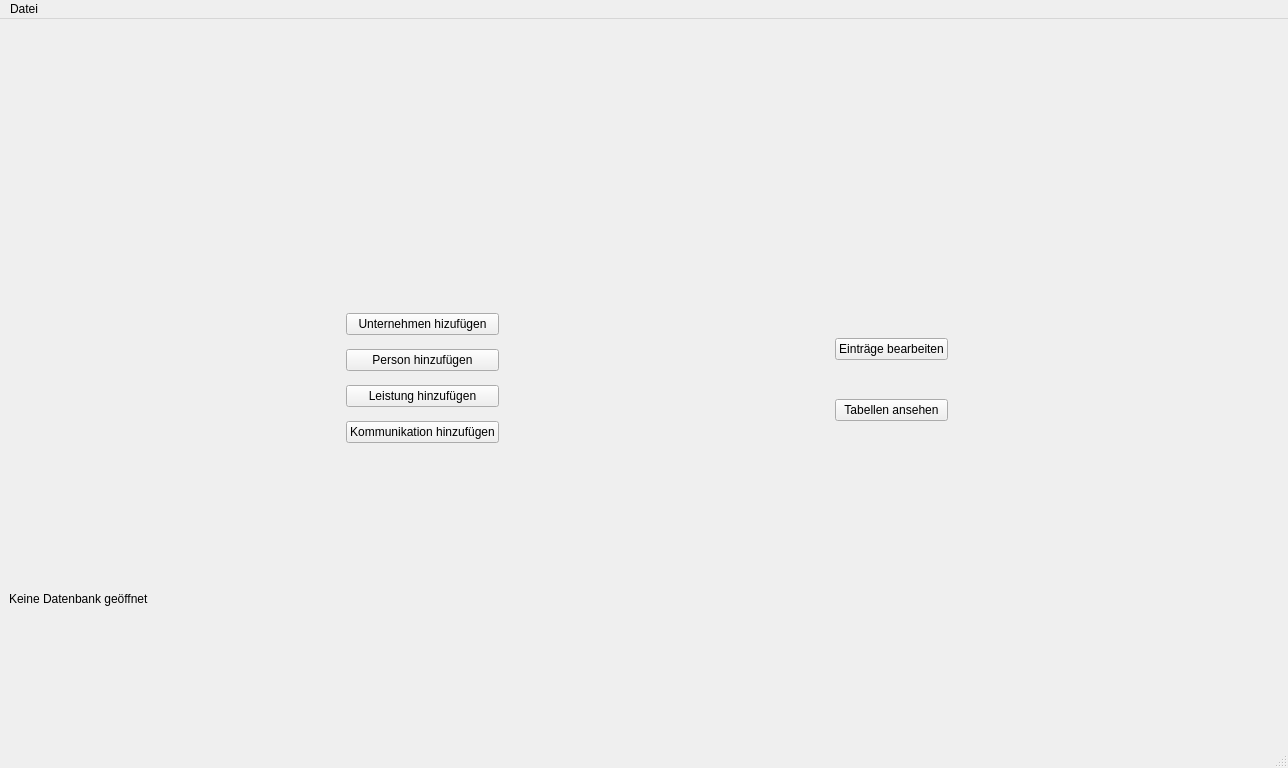
green-lion-racing/glr-database, file mainwindow.ui: the form before one commit.
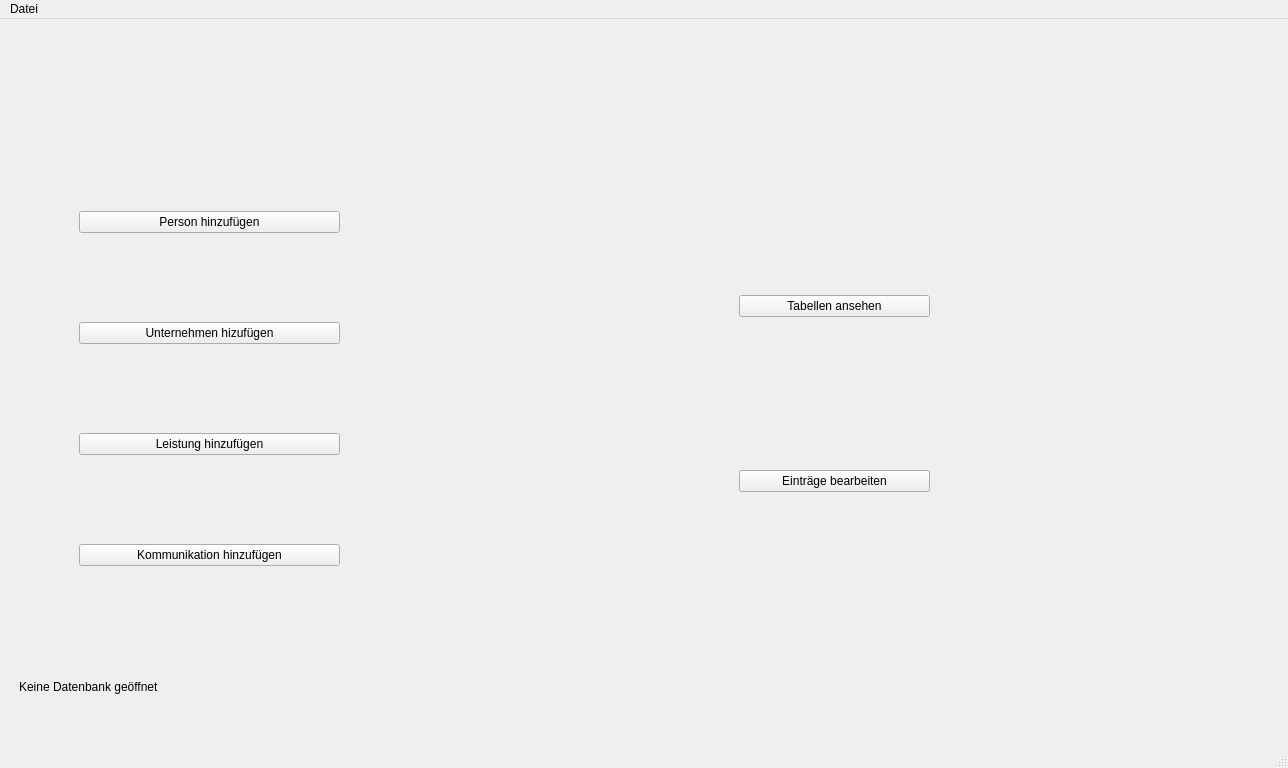
The form after the commit.

```diff
--- a/mainwindow.ui
+++ b/mainwindow.ui
@@ -14,129 +14,153 @@
    <string>MainWindow</string>
   </property>
   <widget class="QWidget" name="centralwidget">
-   <layout class="QGridLayout" name="gridLayout_2">
-    <item row="1" column="4">
-     <spacer name="horizontalSpacer_3">
-      <property name="orientation">
-       <enum>Qt::Horizontal</enum>
+   <layout class="QHBoxLayout" name="horizontalLayout">
+    <item>
+     <widget class="QStackedWidget" name="stackedWidget">
+      <property name="currentIndex">
+       <number>0</number>
       </property>
-      <property name="sizeHint" stdset="0">
-       <size>
-        <width>260</width>
-        <height>149</height>
-       </size>
-      </property>
-     </spacer>
-    </item>
-    <item row="3" column="0">
-     <widget class="QLabel" name="l_db_status">
-      <property name="text">
-       <string>Keine Datenbank geöffnet</string>
-      </property>
+      <widget class="QWidget" name="page_5">
+       <widget class="QWidget" name="verticalLayoutWidget">
+        <property name="geometry">
+         <rect>
+          <x>70</x>
+          <y>100</y>
+          <width>261</width>
+          <height>521</height>
+         </rect>
+        </property>
+        <layout class="QVBoxLayout" name="verticalLayout">
+         <item>
+          <widget class="QPushButton" name="pb_createPerson">
+           <property name="minimumSize">
+            <size>
+             <width>0</width>
+             <height>0</height>
+            </size>
+           </property>
+           <property name="text">
+            <string>Person hinzufügen</string>
+           </property>
+          </widget>
+         </item>
+         <item>
+          <widget class="QPushButton" name="pb_createCompany">
+           <property name="minimumSize">
+            <size>
+             <width>0</width>
+             <height>0</height>
+            </size>
+           </property>
+           <property name="baseSize">
+            <size>
+             <width>0</width>
+             <height>0</height>
+            </size>
+           </property>
+           <property name="text">
+            <string>Unternehmen hizufügen</string>
+           </property>
+           <property name="autoDefault">
+            <bool>false</bool>
+           </property>
+           <property name="default">
+            <bool>false</bool>
+           </property>
+           <property name="flat">
+            <bool>false</bool>
+           </property>
+          </widget>
+         </item>
+         <item>
+          <widget class="QPushButton" name="pb_createActivity">
+           <property name="text">
+            <string>Leistung hinzufügen</string>
+           </property>
+          </widget>
+         </item>
+         <item>
+          <widget class="QPushButton" name="pb_createCommunication">
+           <property name="text">
+            <string>Kommunikation hinzufügen</string>
+           </property>
+          </widget>
+         </item>
+        </layout>
+       </widget>
+       <widget class="QWidget" name="verticalLayoutWidget_2">
+        <property name="geometry">
+         <rect>
+          <x>730</x>
+          <y>120</y>
+          <width>191</width>
+          <height>491</height>
+         </rect>
+        </property>
+        <layout class="QVBoxLayout" name="verticalLayout_2">
+         <item>
+          <widget class="QPushButton" name="pb_seeTables">
+           <property name="text">
+            <string>Tabellen ansehen</string>
+           </property>
+          </widget>
+         </item>
+         <item>
+          <widget class="QPushButton" name="pb_modifyTables">
+           <property name="text">
+            <string>Einträge bearbeiten</string>
+           </property>
+          </widget>
+         </item>
+        </layout>
+       </widget>
+       <widget class="QLabel" name="l_db_status">
+        <property name="geometry">
+         <rect>
+          <x>10</x>
+          <y>650</y>
+          <width>180</width>
+          <height>17</height>
+         </rect>
+        </property>
+        <property name="text">
+         <string>Keine Datenbank geöffnet</string>
+        </property>
+       </widget>
+      </widget>
+      <widget class="QWidget" name="page_6">
+       <widget class="QLabel" name="l_title">
+        <property name="geometry">
+         <rect>
+          <x>300</x>
+          <y>260</y>
+          <width>551</width>
+          <height>111</height>
+         </rect>
+        </property>
+        <property name="text">
+         <string>GLR Sponsorendatenbank</string>
+        </property>
+       </widget>
+       <widget class="QLineEdit" name="le_password">
+        <property name="geometry">
+         <rect>
+          <x>370</x>
+          <y>390</y>
+          <width>341</width>
+          <height>41</height>
+         </rect>
+        </property>
+        <property name="echoMode">
+         <enum>QLineEdit::Password</enum>
+        </property>
+        <property name="placeholderText">
+         <string>Passwort</string>
+        </property>
+       </widget>
+      </widget>
      </widget>
     </item>
-    <item row="1" column="1">
-     <layout class="QGridLayout" name="gridLayout">
-      <item row="2" column="0">
-       <widget class="QPushButton" name="pb_createActivity">
-        <property name="text">
-         <string>Leistung hinzufügen</string>
-        </property>
-       </widget>
-      </item>
-      <item row="3" column="0">
-       <widget class="QPushButton" name="pb_createCommunication">
-        <property name="text">
-         <string>Kommunikation hinzufügen</string>
-        </property>
-       </widget>
-      </item>
-      <item row="1" column="0">
-       <widget class="QPushButton" name="pb_createPerson">
-        <property name="text">
-         <string>Person hinzufügen</string>
-        </property>
-       </widget>
-      </item>
-      <item row="0" column="0">
-       <widget class="QPushButton" name="pb_createCompany">
-        <property name="text">
-         <string>Unternehmen hizufügen</string>
-        </property>
-       </widget>
-      </item>
-     </layout>
-    </item>
-    <item row="0" column="1">
-     <spacer name="verticalSpacer">
-      <property name="orientation">
-       <enum>Qt::Vertical</enum>
-      </property>
-      <property name="sizeHint" stdset="0">
-       <size>
-        <width>20</width>
-        <height>40</height>
-       </size>
-      </property>
-     </spacer>
-    </item>
-    <item row="1" column="0">
-     <spacer name="horizontalSpacer_2">
-      <property name="orientation">
-       <enum>Qt::Horizontal</enum>
-      </property>
-      <property name="sizeHint" stdset="0">
-       <size>
-        <width>260</width>
-        <height>149</height>
-       </size>
-      </property>
-     </spacer>
-    </item>
-    <item row="1" column="2">
-     <spacer name="horizontalSpacer">
-      <property name="orientation">
-       <enum>Qt::Horizontal</enum>
-      </property>
-      <property name="sizeHint" stdset="0">
-       <size>
-        <width>259</width>
-        <height>149</height>
-       </size>
-      </property>
-     </spacer>
-    </item>
-    <item row="3" column="2">
-     <spacer name="verticalSpacer_2">
-      <property name="orientation">
-       <enum>Qt::Vertical</enum>
-      </property>
-      <property name="sizeHint" stdset="0">
-       <size>
-        <width>259</width>
-        <height>269</height>
-       </size>
-      </property>
-     </spacer>
-    </item>
-    <item row="1" column="3">
-     <layout class="QVBoxLayout" name="verticalLayout">
-      <item>
-       <widget class="QPushButton" name="pb_modifyTables">
-        <property name="text">
-         <string>Einträge bearbeiten</string>
-        </property>
-       </widget>
-      </item>
-      <item>
-       <widget class="QPushButton" name="pb_seeTables">
-        <property name="text">
-         <string>Tabellen ansehen</string>
-        </property>
-       </widget>
-      </item>
-     </layout>
-    </item>
    </layout>
   </widget>
   <widget class="QMenuBar" name="menubar">
```
